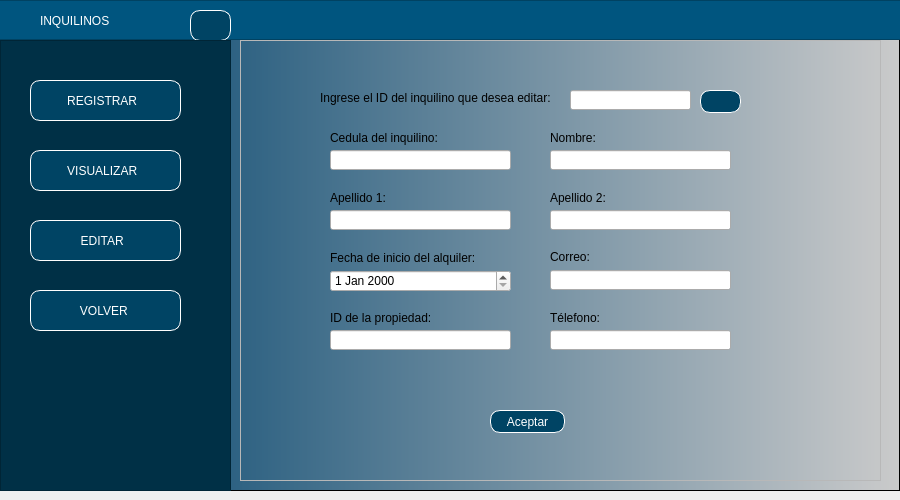
This is InterfazGrafica/ventanaEditarInquilino.ui in nicoArley/gestionPropiedades as Qt 5 draws it before an edit. The edited form follows.
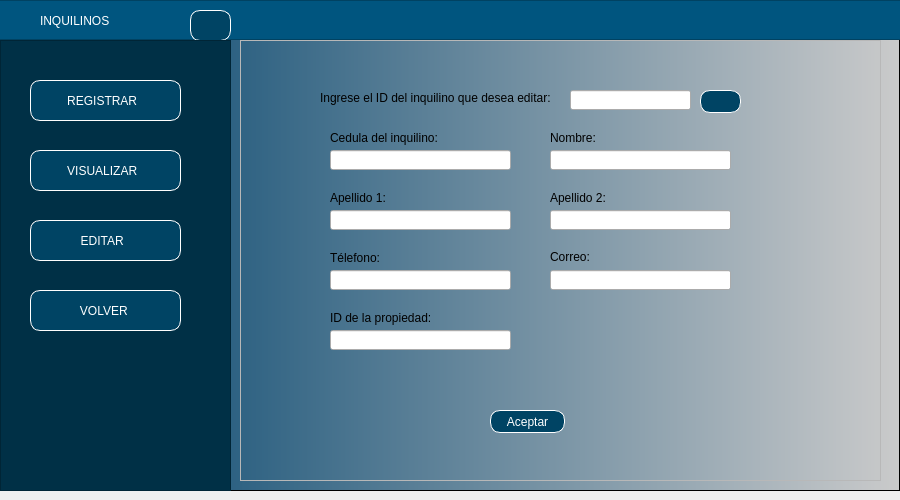
This is the edited form. Icons and pictures are not drawn.

What changed in the file:
```diff
--- a/InterfazGrafica/ventanaEditarInquilino.ui
+++ b/InterfazGrafica/ventanaEditarInquilino.ui
@@ -413,33 +413,6 @@
            <string>ID de la propiedad:</string>
           </property>
          </widget>
-         <widget class="QLabel" name="label_15">
-          <property name="geometry">
-           <rect>
-            <x>100</x>
-            <y>210</y>
-            <width>161</width>
-            <height>16</height>
-           </rect>
-          </property>
-          <property name="styleSheet">
-           <string notr="true">font: 9pt &quot;Arial&quot;;
-</string>
-          </property>
-          <property name="text">
-           <string>Fecha de inicio del alquiler:</string>
-          </property>
-         </widget>
-         <widget class="QDateEdit" name="dateEdit_2">
-          <property name="geometry">
-           <rect>
-            <x>100</x>
-            <y>230</y>
-            <width>181</width>
-            <height>22</height>
-           </rect>
-          </property>
-         </widget>
          <widget class="QLineEdit" name="lineEdit_16">
           <property name="geometry">
            <rect>
@@ -463,8 +436,8 @@
          <widget class="QLineEdit" name="lineEdit_2">
           <property name="geometry">
            <rect>
-            <x>320</x>
-            <y>290</y>
+            <x>100</x>
+            <y>230</y>
             <width>181</width>
             <height>20</height>
            </rect>
@@ -517,8 +490,8 @@
          <widget class="QLabel" name="label_18">
           <property name="geometry">
            <rect>
-            <x>320</x>
-            <y>270</y>
+            <x>100</x>
+            <y>210</y>
             <width>161</width>
             <height>16</height>
            </rect>
```
